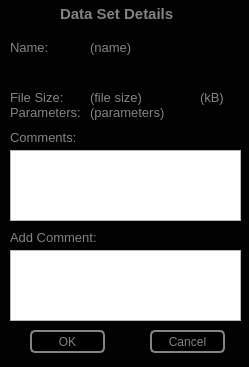
Above: Scanner GUI/Plotter/editDatasetInfo.ui from afylab/nanoSQUID-Scanning-Software before the change. Below: the same form after it.
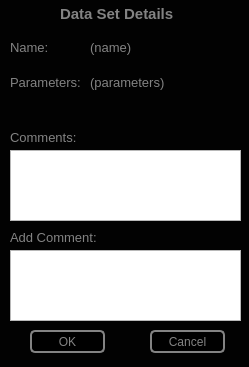
That is the form after the change.

```diff
--- a/Scanner GUI/Plotter/editDatasetInfo.ui
+++ b/Scanner GUI/Plotter/editDatasetInfo.ui
@@ -47,7 +47,7 @@
    <property name="geometry">
     <rect>
      <x>10</x>
-     <y>105</y>
+     <y>75</y>
      <width>71</width>
      <height>16</height>
     </rect>
@@ -83,9 +83,9 @@
    <property name="geometry">
     <rect>
      <x>90</x>
-     <y>105</y>
+     <y>75</y>
      <width>151</width>
-     <height>30</height>
+     <height>66</height>
     </rect>
    </property>
    <property name="font">
@@ -200,45 +200,6 @@
     </rect>
    </property>
   </widget>
-  <widget class="QLabel" name="label_4">
-   <property name="geometry">
-    <rect>
-     <x>10</x>
-     <y>90</y>
-     <width>53</width>
-     <height>16</height>
-    </rect>
-   </property>
-   <property name="text">
-    <string>&lt;html&gt;&lt;head/&gt;&lt;body&gt;&lt;p&gt;&lt;span style=&quot; font-size:10pt; color:#838383;&quot;&gt;File Size:&lt;/span&gt;&lt;/p&gt;&lt;/body&gt;&lt;/html&gt;</string>
-   </property>
-  </widget>
-  <widget class="QLabel" name="fileSize">
-   <property name="geometry">
-    <rect>
-     <x>90</x>
-     <y>90</y>
-     <width>53</width>
-     <height>16</height>
-    </rect>
-   </property>
-   <property name="text">
-    <string>&lt;html&gt;&lt;head/&gt;&lt;body&gt;&lt;p&gt;&lt;span style=&quot; font-size:10pt; color:#838383;&quot;&gt;(file size)&lt;/span&gt;&lt;/p&gt;&lt;/body&gt;&lt;/html&gt;</string>
-   </property>
-  </widget>
-  <widget class="QLabel" name="label_6">
-   <property name="geometry">
-    <rect>
-     <x>200</x>
-     <y>90</y>
-     <width>23</width>
-     <height>16</height>
-    </rect>
-   </property>
-   <property name="text">
-    <string>&lt;html&gt;&lt;head/&gt;&lt;body&gt;&lt;p&gt;&lt;span style=&quot; font-size:10pt; color:#838383;&quot;&gt;(kB)&lt;/span&gt;&lt;/p&gt;&lt;/body&gt;&lt;/html&gt;</string>
-   </property>
-  </widget>
  </widget>
  <resources/>
  <connections/>
```
